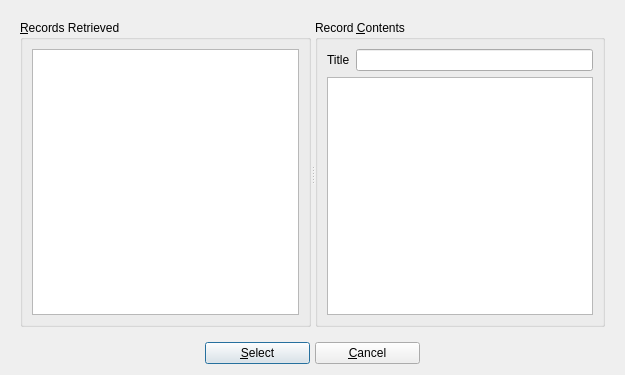
Before: the Qt Designer form UI/biblioteq_sruResults.ui in textbrowser/biblioteq, drawn with Qt 5.
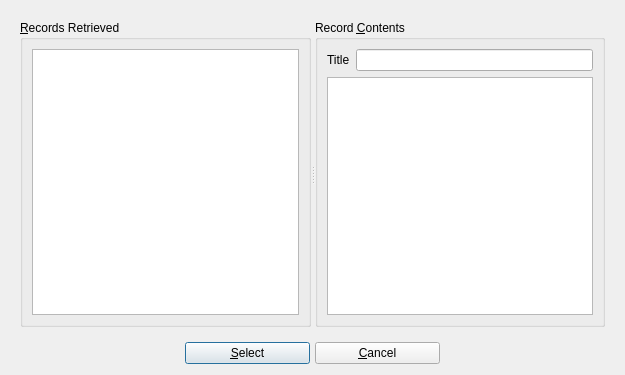
After: the same form once the commit is applied. Icons and pictures are not drawn.

What changed in the file:
```diff
--- a/UI/biblioteq_sruResults.ui
+++ b/UI/biblioteq_sruResults.ui
@@ -108,7 +108,7 @@
       <widget class="QPushButton" name="okButton">
        <property name="minimumSize">
         <size>
-         <width>105</width>
+         <width>125</width>
          <height>0</height>
         </size>
        </property>
@@ -125,7 +125,7 @@
       <widget class="QPushButton" name="cancelButton">
        <property name="minimumSize">
         <size>
-         <width>105</width>
+         <width>125</width>
          <height>0</height>
         </size>
        </property>
```
